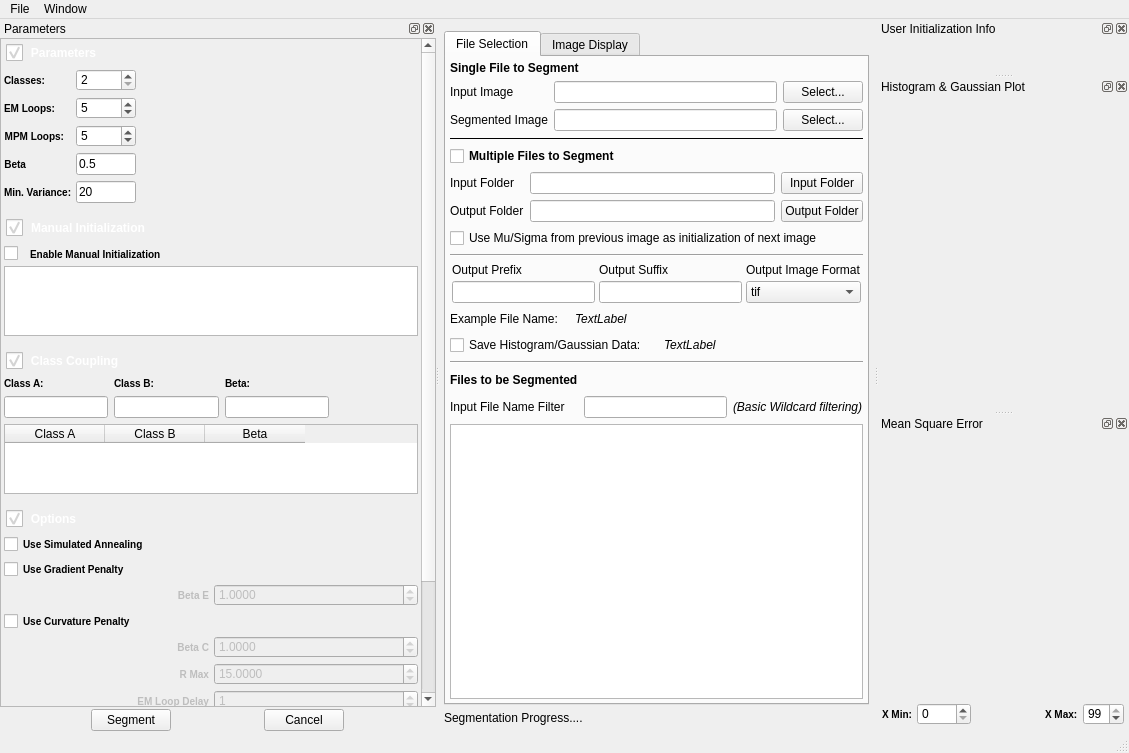
The window that Code/EmMpmGui/UI_Files/EmMpmGui.ui (BlueQuartzSoftware/EMMPMWorkbench) describes before a commit, drawn with Qt 5.
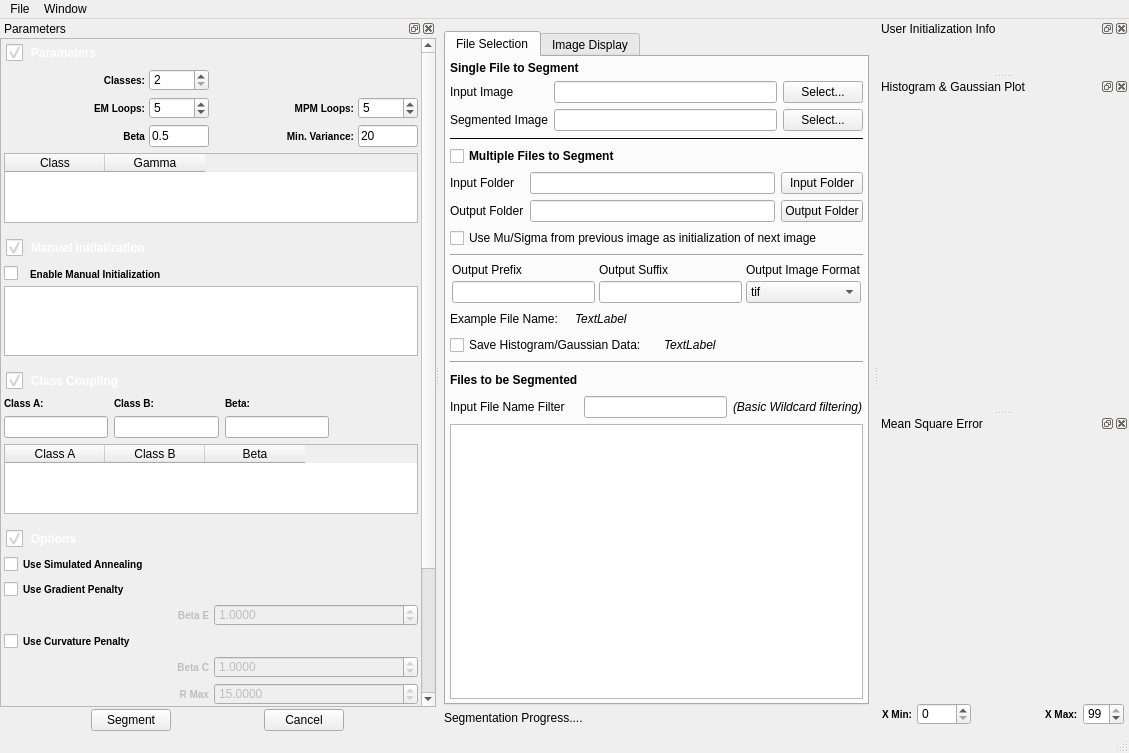
The same window after the commit. Icons and pictures are not drawn. Custom widgets are drawn as their Qt base class.

Commit message: We now get the Gamma values from the User or default them all to zero. We also disable the Gamma Table when User Init Areas are being used so the user knows where to enter the Gamma values.

```diff
--- a/Code/EmMpmGui/UI_Files/EmMpmGui.ui
+++ b/Code/EmMpmGui/UI_Files/EmMpmGui.ui
@@ -986,8 +986,8 @@
          <rect>
           <x>0</x>
           <y>0</y>
-          <width>345</width>
-          <height>861</height>
+          <width>283</width>
+          <height>886</height>
          </rect>
         </property>
         <layout class="QVBoxLayout" name="verticalLayout_4">
@@ -1071,9 +1071,18 @@
            <property name="checkable">
             <bool>true</bool>
            </property>
-           <layout class="QFormLayout" name="formLayout_2">
-            <property name="fieldGrowthPolicy">
-             <enum>QFormLayout::FieldsStayAtSizeHint</enum>
+           <layout class="QGridLayout" name="gridLayout_15">
+            <property name="leftMargin">
+             <number>3</number>
+            </property>
+            <property name="topMargin">
+             <number>0</number>
+            </property>
+            <property name="rightMargin">
+             <number>3</number>
+            </property>
+            <property name="bottomMargin">
+             <number>6</number>
             </property>
             <property name="horizontalSpacing">
              <number>4</number>
@@ -1081,57 +1090,8 @@
             <property name="verticalSpacing">
              <number>6</number>
             </property>
-            <property name="leftMargin">
-             <number>3</number>
-            </property>
-            <property name="topMargin">
-             <number>0</number>
-            </property>
-            <property name="rightMargin">
-             <number>3</number>
-            </property>
-            <property name="bottomMargin">
-             <number>6</number>
-            </property>
-            <item row="0" column="0">
-             <widget class="QLabel" name="label_12">
-              <property name="sizePolicy">
-               <sizepolicy hsizetype="Preferred" vsizetype="Preferred">
-                <horstretch>0</horstretch>
-                <verstretch>0</verstretch>
-               </sizepolicy>
-              </property>
-              <property name="minimumSize">
-               <size>
-                <width>0</width>
-                <height>0</height>
-               </size>
-              </property>
-              <property name="toolTip">
-               <string>The number of EM/MPM classes to segment into</string>
-              </property>
-              <property name="statusTip">
-               <string>The number of EM/MPM classes to segment into</string>
-              </property>
-              <property name="styleSheet">
-               <string notr="true">QLabel {
-font-weight: bold;
-font-size: 10px;
-}</string>
-              </property>
-              <property name="text">
-               <string>Classes:</string>
-              </property>
-              <property name="scaledContents">
-               <bool>false</bool>
-              </property>
-              <property name="alignment">
-               <set>Qt::AlignLeading|Qt::AlignLeft|Qt::AlignVCenter</set>
-              </property>
-             </widget>
-            </item>
-            <item row="0" column="1">
-             <widget class="QSpinBox" name="m_NumClasses">
+            <item row="3" column="1">
+             <widget class="QLineEdit" name="m_Beta">
               <property name="sizePolicy">
                <sizepolicy hsizetype="Fixed" vsizetype="Preferred">
                 <horstretch>0</horstretch>
@@ -1156,14 +1116,8 @@
               <property name="statusTip">
                <string>The number of EM/MPM classes to segment into</string>
               </property>
-              <property name="minimum">
-               <number>2</number>
-              </property>
-              <property name="maximum">
-               <number>15</number>
-              </property>
-              <property name="value">
-               <number>2</number>
+              <property name="text">
+               <string>0.5</string>
               </property>
              </widget>
             </item>
@@ -1238,7 +1192,78 @@
               </property>
              </widget>
             </item>
-            <item row="2" column="0">
+            <item row="3" column="0">
+             <widget class="QLabel" name="label_8">
+              <property name="sizePolicy">
+               <sizepolicy hsizetype="Preferred" vsizetype="Preferred">
+                <horstretch>0</horstretch>
+                <verstretch>0</verstretch>
+               </sizepolicy>
+              </property>
+              <property name="minimumSize">
+               <size>
+                <width>0</width>
+                <height>0</height>
+               </size>
+              </property>
+              <property name="toolTip">
+               <string>The value of Beta for the EM/MPM Algorithm</string>
+              </property>
+              <property name="statusTip">
+               <string>The value of Beta for the EM/MPM Algorithm</string>
+              </property>
+              <property name="styleSheet">
+               <string notr="true">QLabel {
+font-weight: bold;
+font-size: 10px;
+}</string>
+              </property>
+              <property name="text">
+               <string>Beta</string>
+              </property>
+              <property name="alignment">
+               <set>Qt::AlignRight|Qt::AlignTrailing|Qt::AlignVCenter</set>
+              </property>
+             </widget>
+            </item>
+            <item row="0" column="1">
+             <widget class="QSpinBox" name="m_NumClasses">
+              <property name="sizePolicy">
+               <sizepolicy hsizetype="Fixed" vsizetype="Preferred">
+                <horstretch>0</horstretch>
+                <verstretch>0</verstretch>
+               </sizepolicy>
+              </property>
+              <property name="minimumSize">
+               <size>
+                <width>60</width>
+                <height>0</height>
+               </size>
+              </property>
+              <property name="maximumSize">
+               <size>
+                <width>60</width>
+                <height>16777215</height>
+               </size>
+              </property>
+              <property name="toolTip">
+               <string>The number of EM/MPM classes to segment into</string>
+              </property>
+              <property name="statusTip">
+               <string>The number of EM/MPM classes to segment into</string>
+              </property>
+              <property name="minimum">
+               <number>2</number>
+              </property>
+              <property name="maximum">
+               <number>15</number>
+              </property>
+              <property name="value">
+               <number>2</number>
+              </property>
+             </widget>
+            </item>
+            <item row="1" column="2">
              <widget class="QLabel" name="label_10">
               <property name="sizePolicy">
                <sizepolicy hsizetype="Preferred" vsizetype="Preferred">
@@ -1272,7 +1297,44 @@
               </property>
              </widget>
             </item>
-            <item row="2" column="1">
+            <item row="0" column="0">
+             <widget class="QLabel" name="label_12">
+              <property name="sizePolicy">
+               <sizepolicy hsizetype="Preferred" vsizetype="Preferred">
+                <horstretch>0</horstretch>
+                <verstretch>0</verstretch>
+               </sizepolicy>
+              </property>
+              <property name="minimumSize">
+               <size>
+                <width>0</width>
+                <height>0</height>
+               </size>
+              </property>
+              <property name="toolTip">
+               <string>The number of EM/MPM classes to segment into</string>
+              </property>
+              <property name="statusTip">
+               <string>The number of EM/MPM classes to segment into</string>
+              </property>
+              <property name="styleSheet">
+               <string notr="true">QLabel {
+font-weight: bold;
+font-size: 10px;
+}</string>
+              </property>
+              <property name="text">
+               <string>Classes:</string>
+              </property>
+              <property name="scaledContents">
+               <bool>false</bool>
+              </property>
+              <property name="alignment">
+               <set>Qt::AlignRight|Qt::AlignTrailing|Qt::AlignVCenter</set>
+              </property>
+             </widget>
+            </item>
+            <item row="1" column="3">
              <widget class="QSpinBox" name="m_MpmIterations">
               <property name="sizePolicy">
                <sizepolicy hsizetype="Fixed" vsizetype="Preferred">
@@ -1309,72 +1371,7 @@
               </property>
              </widget>
             </item>
-            <item row="3" column="0">
-             <widget class="QLabel" name="label_8">
-              <property name="sizePolicy">
-               <sizepolicy hsizetype="Preferred" vsizetype="Preferred">
-                <horstretch>0</horstretch>
-                <verstretch>0</verstretch>
-               </sizepolicy>
-              </property>
-              <property name="minimumSize">
-               <size>
-                <width>0</width>
-                <height>0</height>
-               </size>
-              </property>
-              <property name="toolTip">
-               <string>The value of Beta for the EM/MPM Algorithm</string>
-              </property>
-              <property name="statusTip">
-               <string>The value of Beta for the EM/MPM Algorithm</string>
-              </property>
-              <property name="styleSheet">
-               <string notr="true">QLabel {
-font-weight: bold;
-font-size: 10px;
-}</string>
-              </property>
-              <property name="text">
-               <string>Beta</string>
-              </property>
-              <property name="alignment">
-               <set>Qt::AlignRight|Qt::AlignTrailing|Qt::AlignVCenter</set>
-              </property>
-             </widget>
-            </item>
-            <item row="3" column="1">
-             <widget class="QLineEdit" name="m_Beta">
-              <property name="sizePolicy">
-               <sizepolicy hsizetype="Fixed" vsizetype="Preferred">
-                <horstretch>0</horstretch>
-                <verstretch>0</verstretch>
-               </sizepolicy>
-              </property>
-              <property name="minimumSize">
-               <size>
-                <width>60</width>
-                <height>0</height>
-               </size>
-              </property>
-              <property name="maximumSize">
-               <size>
-                <width>60</width>
-                <height>16777215</height>
-               </size>
-              </property>
-              <property name="toolTip">
-               <string>The value of Beta for the EM/MPM Algorithm</string>
-              </property>
-              <property name="statusTip">
-               <string>The value of Beta for the EM/MPM Algorithm</string>
-              </property>
-              <property name="text">
-               <string>0.5</string>
-              </property>
-             </widget>
-            </item>
-            <item row="4" column="0">
+            <item row="3" column="2">
              <widget class="QLabel" name="label_9">
               <property name="toolTip">
                <string>The minimum variance that any class can use during the EM/MPM algorithm</string>
@@ -1391,9 +1388,12 @@
               <property name="text">
                <string>Min. Variance:</string>
               </property>
+              <property name="alignment">
+               <set>Qt::AlignRight|Qt::AlignTrailing|Qt::AlignVCenter</set>
+              </property>
              </widget>
             </item>
-            <item row="4" column="1">
+            <item row="3" column="3">
              <widget class="QLineEdit" name="m_MinVariance">
               <property name="sizePolicy">
                <sizepolicy hsizetype="Fixed" vsizetype="Preferred">
@@ -1424,6 +1424,26 @@
               </property>
              </widget>
             </item>
+            <item row="4" column="0" colspan="4">
+             <widget class="QTableWidget" name="gammaTableWidget">
+              <property name="alternatingRowColors">
+               <bool>true</bool>
+              </property>
+              <property name="columnCount">
+               <number>2</number>
+              </property>
+              <column>
+               <property name="text">
+                <string>Class</string>
+               </property>
+              </column>
+              <column>
+               <property name="text">
+                <string>Gamma</string>
+               </property>
+              </column>
+             </widget>
+            </item>
            </layout>
           </widget>
          </item>
```
Left out of the diff: 5 changed lines with no effect on the pictures. The commit also changes 2 other files.
